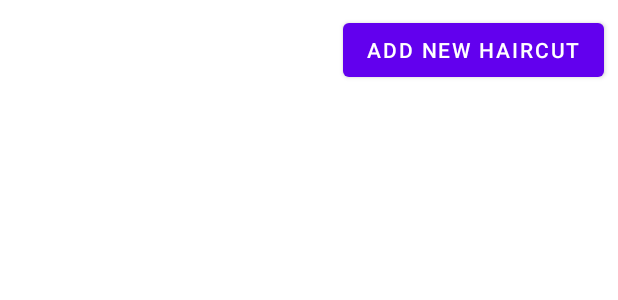
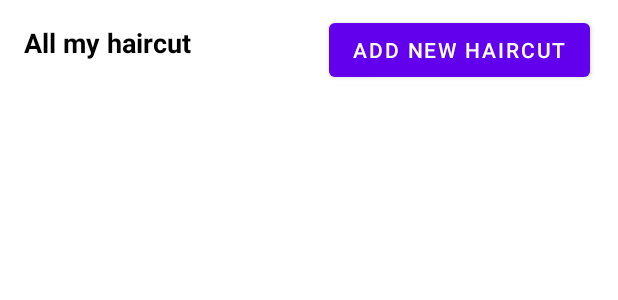
Before and after one commit to ShovalTayro/MyBarber, an Android app: the layout activity_all_haircut.xml on its own in the app's theme, with its tools: preview values and no code run, on a phone screen of 412 x 824 dp. Shown: the top 300 px of the screen. Run offline under Robolectric (Android 15) with nearby library versions, the light colour scheme and no system bars.

Commit message:
fix allHaircutActivity

```diff
--- a/app/src/main/res/layout/activity_all_haircut.xml
+++ b/app/src/main/res/layout/activity_all_haircut.xml
@@ -1,49 +1,71 @@
 <?xml version="1.0" encoding="UTF-8"?>
-<androidx.constraintlayout.widget.ConstraintLayout
-    tools:context=".allHaircutActivity"
+<androidx.constraintlayout.widget.ConstraintLayout xmlns:android="http://schemas.android.com/apk/res/android"
+    xmlns:app="http://schemas.android.com/apk/res-auto"
+    xmlns:tools="http://schemas.android.com/tools"
+    android:layout_width="match_parent"
+    android:layout_height="match_parent"
     android:background="@color/white"
-    android:layout_height="match_parent"
-    android:layout_width="match_parent"
-    xmlns:tools="http://schemas.android.com/tools"
-    xmlns:app="http://schemas.android.com/apk/res-auto"
-    xmlns:android="http://schemas.android.com/apk/res/android">
+    tools:context=".allHaircutActivity">
 
     <Button
+        android:id="@+id/addHaircut_button"
+        android:layout_width="wrap_content"
         android:layout_height="wrap_content"
-        android:layout_width="wrap_content"
-        app:layout_constraintVertical_bias="0.012"
+        android:layout_marginEnd="9dp"
+        android:layout_marginRight="9dp"
+        android:text="add new haircut"
+        app:layout_constraintBottom_toBottomOf="parent"
+        app:layout_constraintEnd_toEndOf="parent"
+        app:layout_constraintHorizontal_bias="0.96"
+        app:layout_constraintStart_toEndOf="@+id/headline"
+        app:layout_constraintStart_toStartOf="parent"
         app:layout_constraintTop_toTopOf="parent"
-        app:layout_constraintStart_toStartOf="parent"
-        app:layout_constraintHorizontal_bias="0.96"
-        app:layout_constraintEnd_toEndOf="parent"
-        app:layout_constraintBottom_toBottomOf="parent"
-        android:id="@+id/addHaircut_button"
-        android:text="add new haircut"/>
+        app:layout_constraintVertical_bias="0.012" />
 
     <ScrollView
+        android:id="@+id/ScrollView"
+        android:layout_width="409dp"
+        android:layout_height="640dp"
+        android:layout_marginBottom="4dp"
         android:background="@color/white"
-        android:layout_height="wrap_content"
-        android:layout_width="wrap_content"
-        app:layout_constraintVertical_bias="0.12"
+        app:layout_constraintBottom_toBottomOf="parent"
+        app:layout_constraintEnd_toEndOf="parent"
         app:layout_constraintStart_toStartOf="parent"
-        app:layout_constraintEnd_toEndOf="parent"
-        app:layout_constraintBottom_toBottomOf="parent"
-        android:id="@+id/ScrollView"
-        app:layout_constraintTop_toBottomOf="@+id/addHaircut_button">
+        app:layout_constraintTop_toBottomOf="@+id/headline"
+        app:layout_constraintVertical_bias="0.12">
 
         <RelativeLayout
-            tools:context="com.digitstory.testapplication.RecyclerViewActivity"
+            android:id="@+id/activity_recycler_view"
+            android:layout_width="match_parent"
             android:layout_height="match_parent"
-            android:layout_width="match_parent"
-            android:id="@+id/activity_recycler_view">
+            tools:context="com.digitstory.testapplication.RecyclerViewActivity">
 
             <androidx.recyclerview.widget.RecyclerView
                 android:id="@+id/recV"
-                android:layout_width="450dp"
-                android:layout_height="670dp"
-                android:background="@color/cardview_light_background" />
+                android:layout_width="match_parent"
+                android:layout_height="match_parent"
+                android:background="@color/common_google_signin_btn_text_dark_disabled" />
 
         </RelativeLayout>
     </ScrollView>
 
+    <TextView
+        android:id="@+id/headline"
+        android:layout_width="0dp"
+        android:layout_height="0dp"
+        android:layout_marginStart="16dp"
+        android:layout_marginLeft="16dp"
+        android:layout_marginTop="16dp"
+        android:layout_marginEnd="28dp"
+        android:layout_marginRight="28dp"
+        android:layout_marginBottom="8dp"
+        android:text="All my haircut"
+        android:textColor="@color/black"
+        android:textSize="18sp"
+        android:textStyle="bold"
+        app:layout_constraintBottom_toTopOf="@+id/ScrollView"
+        app:layout_constraintEnd_toStartOf="@+id/addHaircut_button"
+        app:layout_constraintStart_toStartOf="parent"
+        app:layout_constraintTop_toTopOf="parent" />
+
 </androidx.constraintlayout.widget.ConstraintLayout>
```
Also changed, not shown: app/src/main/res/layout/activity_add_haircut.xml (+10 -10 lines), app/src/main/res/layout/haircuts_list.xml (+19 -12 lines).
